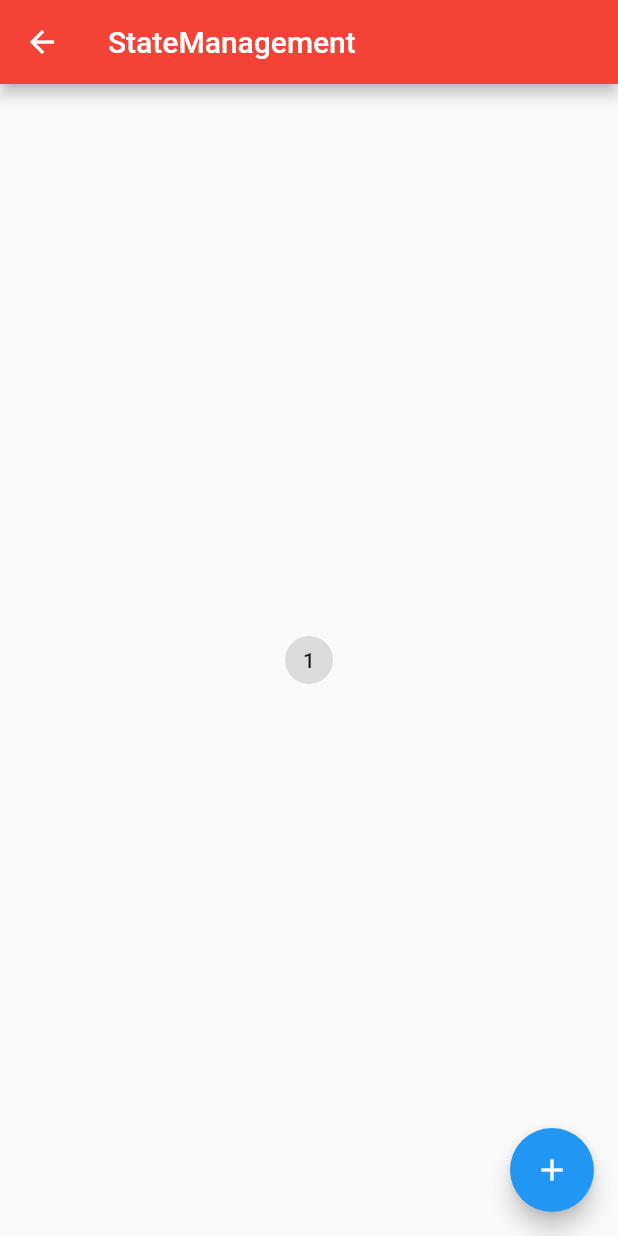
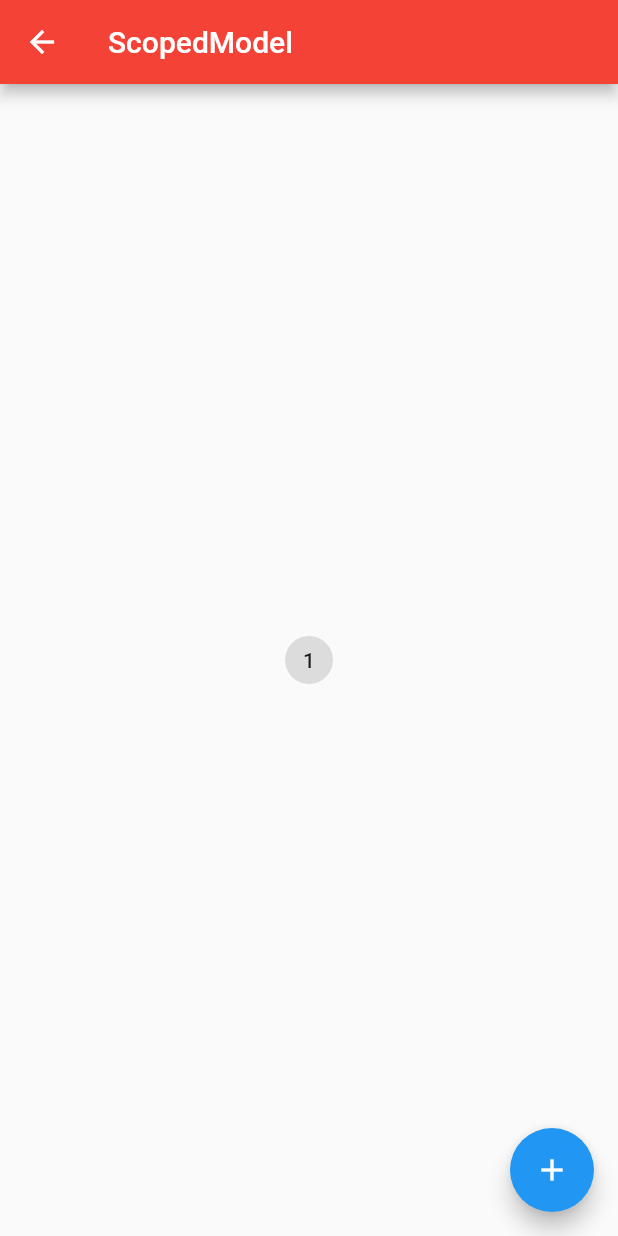
Before and after one commit to Jentlezhi/flutter_demo, a Flutter app: the screen it shows after launch, after a tap on the "add" icon, on a phone screen of 412 x 824 dp. Run offline on Flutter 3.47's test engine with Material 2 defaults, Android fonts, the phone set to English and light mode, and no system bars; network calls fail.

Commit message:
scoped_model

```diff
--- /dev/null
+++ b/lib/demo/state/scoped_model_demo.dart
@@ -0,0 +1,60 @@
+import 'package:flutter/material.dart';
+import 'package:scoped_model/scoped_model.dart';
+
+class CounterModel extends Model {
+  int _count = 0;
+  int get count => _count;
+  void increaseCount() {
+    _count += 1;
+
+    ///Should be called only by [Model] when the model has changed.
+    notifyListeners();
+  }
+}
+
+class ScopedModelStateManageMent extends StatelessWidget {
+  @override
+  Widget build(BuildContext context) {
+    return ScopedModel(
+      model: CounterModel(),
+      child: Scaffold(
+        appBar: AppBar(
+          title: Text('ScopedModel'),
+        ),
+        body: CounterWrapper(),
+        floatingActionButton: ScopedModelDescendant<CounterModel>(
+          rebuildOnChange: false,
+          builder: (context, _, model) => FloatingActionButton(
+            child: Icon(Icons.add),
+            onPressed: model.increaseCount,
+          ),
+        ),
+      ),
+    );
+  }
+}
+
+///中间包裹件
+class CounterWrapper extends StatelessWidget {
+  @override
+  Widget build(BuildContext context) {
+    return Counter();
+  }
+}
+
+///通过ScopedModelDescendant直接传递数据
+class Counter extends StatelessWidget {
+  @override
+  Widget build(BuildContext context) {
+    return ScopedModelDescendant<CounterModel>(
+      builder: (context, _, model) {
+        return Center(
+          child: ActionChip(
+            label: Text('${model.count}'),
+            onPressed: model.increaseCount,
+          ),
+        );
+      },
+    );
+  }
+}
--- a/lib/main.dart
+++ b/lib/main.dart
@@ -17,6 +17,7 @@ import 'demo/list_view_demo.dart';
 import 'demo/material_components.dart';
 import 'demo/navigator_demo.dart';
 import 'demo/sliver_demo.dart';
+import 'demo/state/scoped_model_demo.dart';
 import 'demo/state/state_management_demo.dart';
 import 'demo/stepper_demo.dart';
 import 'demo/view_demo.dart';
@@ -36,7 +37,7 @@ class MyApp extends StatelessWidget {
       child: MaterialApp(
       /// 脚手架
           // home: NavigatorDemo(),
-          initialRoute: '/state_management',
+          initialRoute: '/scoped_state_management',
           routes: {
             '/':(BuildContext context) => BottomSheetDialog(),
             '/list':(BuildContext context) => ListViewDemo(),
@@ -48,6 +49,8 @@ class MyApp extends StatelessWidget {
             '/card': (BuildContext context) => CardDemo(),
             '/stepper': (BuildContext context) => StepperDemo(),
             '/state_management': (BuildContext context) => StateManageMentDemo(),
+            '/scoped_state_management': (BuildContext context) => ScopedModelStateManageMent(),
+
           },
       //  home: Scaffold(
       //    appBar: AppBar(
--- a/pubspec.yaml
+++ b/pubspec.yaml
@@ -16,9 +16,12 @@ dependencies:
   flutter:
     sdk: flutter
 
+
   # The following adds the Cupertino Icons font to your application.
   # Use with the CupertinoIcons class for iOS style icons.
   cupertino_icons: ^0.1.2
+
+  scoped_model: ^1.0.1
 
 dev_dependencies:
   flutter_test:
```
